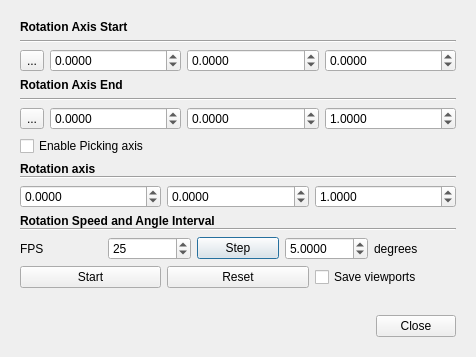
The window that eCV/ui_templates/animationDlg.ui (Asher-1/ACloudViewer) describes before a commit, drawn with Qt 5.
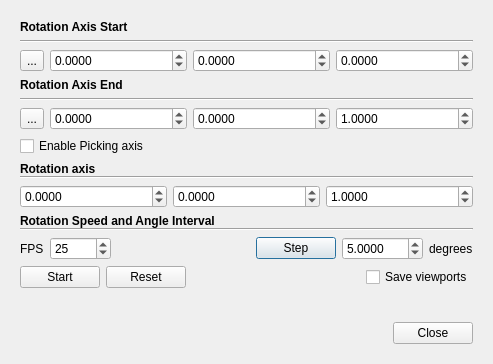
The same window after the commit. Icons and pictures are not drawn.

Commit message: fix animation bugs and add texture updating support!

Diff of the .ui file:
```diff
--- a/eCV/ui_templates/animationDlg.ui
+++ b/eCV/ui_templates/animationDlg.ui
@@ -9,8 +9,8 @@
    <rect>
     <x>0</x>
     <y>0</y>
-    <width>476</width>
-    <height>357</height>
+    <width>493</width>
+    <height>364</height>
    </rect>
   </property>
   <property name="sizePolicy">
@@ -42,8 +42,8 @@
        <rect>
         <x>0</x>
         <y>0</y>
-        <width>458</width>
-        <height>339</height>
+        <width>475</width>
+        <height>346</height>
        </rect>
       </property>
       <property name="sizePolicy">
@@ -455,42 +455,7 @@
          </item>
          <item>
           <layout class="QGridLayout" name="gridLayout_2">
-           <item row="0" column="0">
-            <widget class="QLabel" name="label_21">
-             <property name="sizePolicy">
-              <sizepolicy hsizetype="Minimum" vsizetype="Minimum">
-               <horstretch>0</horstretch>
-               <verstretch>0</verstretch>
-              </sizepolicy>
-             </property>
-             <property name="toolTip">
-              <string>Apply a manipulation to the current camera using the buttons on the left.</string>
-             </property>
-             <property name="text">
-              <string>FPS</string>
-             </property>
-            </widget>
-           </item>
-           <item row="0" column="3">
-            <widget class="QDoubleSpinBox" name="rotationAngle">
-             <property name="decimals">
-              <number>4</number>
-             </property>
-             <property name="minimum">
-              <double>-360.000000000000000</double>
-             </property>
-             <property name="maximum">
-              <double>360.000000000000000</double>
-             </property>
-             <property name="singleStep">
-              <double>0.000010000000000</double>
-             </property>
-             <property name="value">
-              <double>5.000000000000000</double>
-             </property>
-            </widget>
-           </item>
-           <item row="0" column="4">
+           <item row="0" column="5">
             <widget class="QLabel" name="label_20">
              <property name="sizePolicy">
               <sizepolicy hsizetype="Minimum" vsizetype="Preferred">
@@ -506,7 +471,7 @@
              </property>
             </widget>
            </item>
-           <item row="0" column="2">
+           <item row="0" column="3">
             <widget class="QPushButton" name="angleButton">
              <property name="toolTip">
               <string>Rotate around vertical axis</string>
@@ -532,6 +497,54 @@
              </property>
             </widget>
            </item>
+           <item row="0" column="0">
+            <widget class="QLabel" name="label_21">
+             <property name="sizePolicy">
+              <sizepolicy hsizetype="Minimum" vsizetype="Minimum">
+               <horstretch>0</horstretch>
+               <verstretch>0</verstretch>
+              </sizepolicy>
+             </property>
+             <property name="toolTip">
+              <string>Apply a manipulation to the current camera using the buttons on the left.</string>
+             </property>
+             <property name="text">
+              <string>FPS</string>
+             </property>
+            </widget>
+           </item>
+           <item row="0" column="4">
+            <widget class="QDoubleSpinBox" name="rotationAngle">
+             <property name="decimals">
+              <number>4</number>
+             </property>
+             <property name="minimum">
+              <double>-360.000000000000000</double>
+             </property>
+             <property name="maximum">
+              <double>360.000000000000000</double>
+             </property>
+             <property name="singleStep">
+              <double>0.000010000000000</double>
+             </property>
+             <property name="value">
+              <double>5.000000000000000</double>
+             </property>
+            </widget>
+           </item>
+           <item row="0" column="2">
+            <spacer name="horizontalSpacer">
+             <property name="orientation">
+              <enum>Qt::Horizontal</enum>
+             </property>
+             <property name="sizeHint" stdset="0">
+              <size>
+               <width>40</width>
+               <height>20</height>
+              </size>
+             </property>
+            </spacer>
+           </item>
           </layout>
          </item>
         </layout>
@@ -570,6 +583,19 @@
            </property>
           </widget>
          </item>
+         <item>
+          <spacer name="horizontalSpacer_2">
+           <property name="orientation">
+            <enum>Qt::Horizontal</enum>
+           </property>
+           <property name="sizeHint" stdset="0">
+            <size>
+             <width>40</width>
+             <height>20</height>
+            </size>
+           </property>
+          </spacer>
+         </item>
          <item>
           <widget class="QCheckBox" name="SavingViewports">
            <property name="toolTip">
```
The commit also changes 28 other files.
